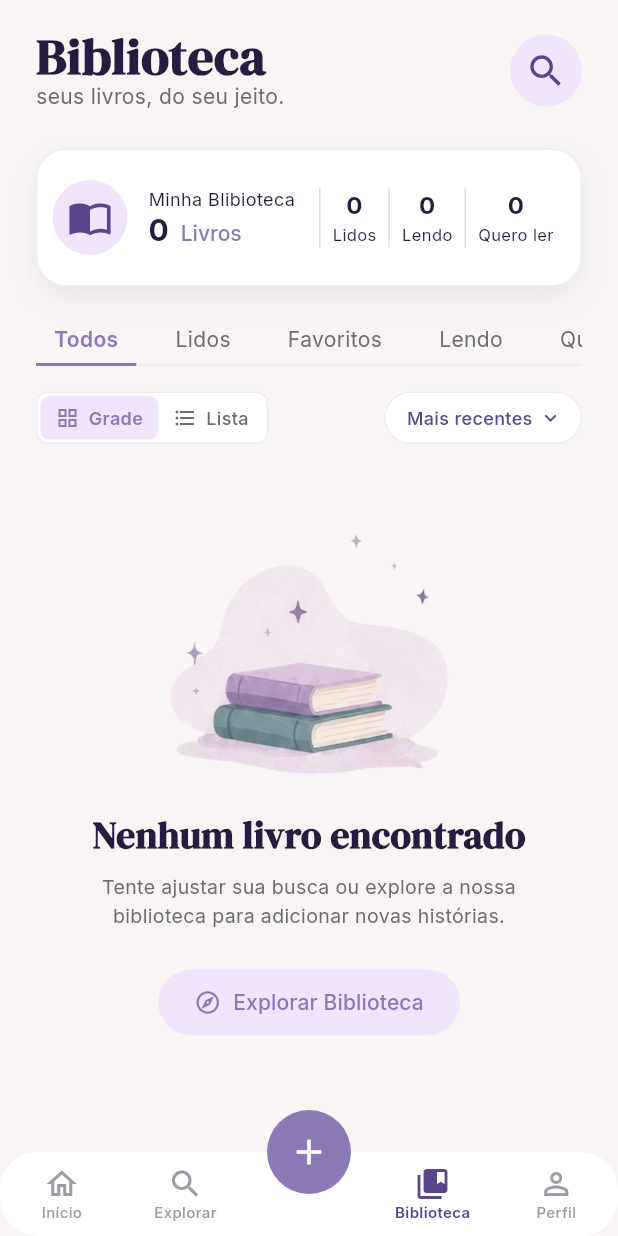
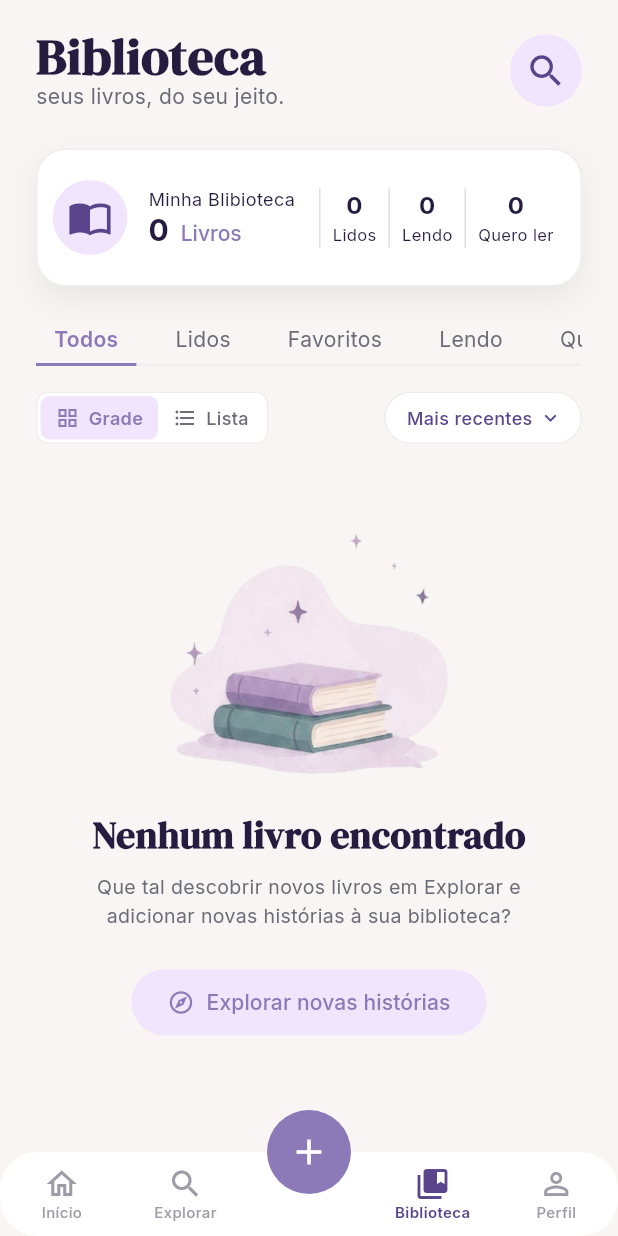
Before and after one commit to Nicoleboliveira/book_feed, a Flutter app: the screen it shows after launch, on a phone screen of 412 x 824 dp. Run offline on Flutter 3.47's test engine with Material 3 defaults, Android fonts, the phone set to English and light mode, and no system bars; our stand-ins replace google_fonts, supabase_flutter; accounts and stored records are empty.

Commit message:
feat: redireciona botão do empty state para a tela de explorar

```diff
--- a/lib/features/screens/biblioteca_screen.dart
+++ b/lib/features/screens/biblioteca_screen.dart
@@ -10,7 +10,8 @@ import '../widgets/biblioteca/book_components/book_list.dart';
 import '../widgets/biblioteca/book_components/empty_state_biblioteca.dart';
 
 class BibliotecaScreen extends StatefulWidget {
-  const BibliotecaScreen({super.key});
+  final VoidCallback onMudarParaExplorar;
+  const BibliotecaScreen({super.key, required this.onMudarParaExplorar});
 
   @override
   State<BibliotecaScreen> createState() => _BibliotecaScreenState();
@@ -214,10 +215,7 @@ class _BibliotecaScreenState extends State<BibliotecaScreen> {
                     : _livrosExibidos.isEmpty
                     ? EmptyStateBiblioteca(
                         onExplorar: () {
-                          setState(() {
-                            _abaSelecionada = 'todos';
-                            _termoBuscaLocal = '';
-                          });
+                          widget.onMudarParaExplorar();
                         },
                       )
                     : _isGridView
--- a/lib/features/screens/main_screen.dart
+++ b/lib/features/screens/main_screen.dart
@@ -14,12 +14,18 @@ class MainScreen extends StatefulWidget {
 class _MainScreenState extends State<MainScreen> {
   int _indiceAtual = 3; // 3 é a aba da Biblioteca
 
-  // A lista com o "miolo" das telas
-  final List<Widget> _telas = [
+  // 👉 MUDANÇA AQUI: Usamos 'get' para o Flutter permitir o uso do setState aqui dentro!
+  List<Widget> get _telas => [
     const Center(child: Text('Início')),
     const ExplorarScreen(), // <--- Nossa tela do Passo 1 está aqui, no índice 1 (Lupa)
     const Center(child: Text('Adicionar')),
-    const BibliotecaScreen(), // <--- Sua biblioteca continua segura aqui no índice 3
+    BibliotecaScreen(
+      onMudarParaExplorar: () {
+        setState(() {
+          _indiceAtual = 1; // 👉 Ajustado para o nome real da sua variável
+        });
+      },
+    ), // <--- Sua biblioteca continua segura aqui no índice 3
     const Center(child: Text('Perfil')),
   ];
 
--- a/lib/features/widgets/biblioteca/book_components/empty_state_biblioteca.dart
+++ b/lib/features/widgets/biblioteca/book_components/empty_state_biblioteca.dart
@@ -36,7 +36,9 @@ class EmptyStateBiblioteca extends StatelessWidget {
           Padding(
             padding: const EdgeInsets.symmetric(horizontal: 40.0),
             child: Text(
-              'Tente ajustar sua busca ou explore a nossa biblioteca para adicionar novas histórias.',
+              'Que tal descobrir novos livros em Explorar e adicionar novas histórias à sua biblioteca?',
+
+              //'Tente ajustar sua busca ou explore a nossa biblioteca para adicionar novas histórias.',
               textAlign: TextAlign.center,
               style: GoogleFonts.inter(
                 fontSize: 13,
@@ -67,7 +69,7 @@ class EmptyStateBiblioteca extends StatelessWidget {
             ),
             icon: const Icon(Icons.explore_outlined, size: 18),
             label: Text(
-              'Explorar Biblioteca',
+              'Explorar novas histórias',
               style: GoogleFonts.inter(
                 fontSize: 14,
                 fontWeight: FontWeight.w500,
```
